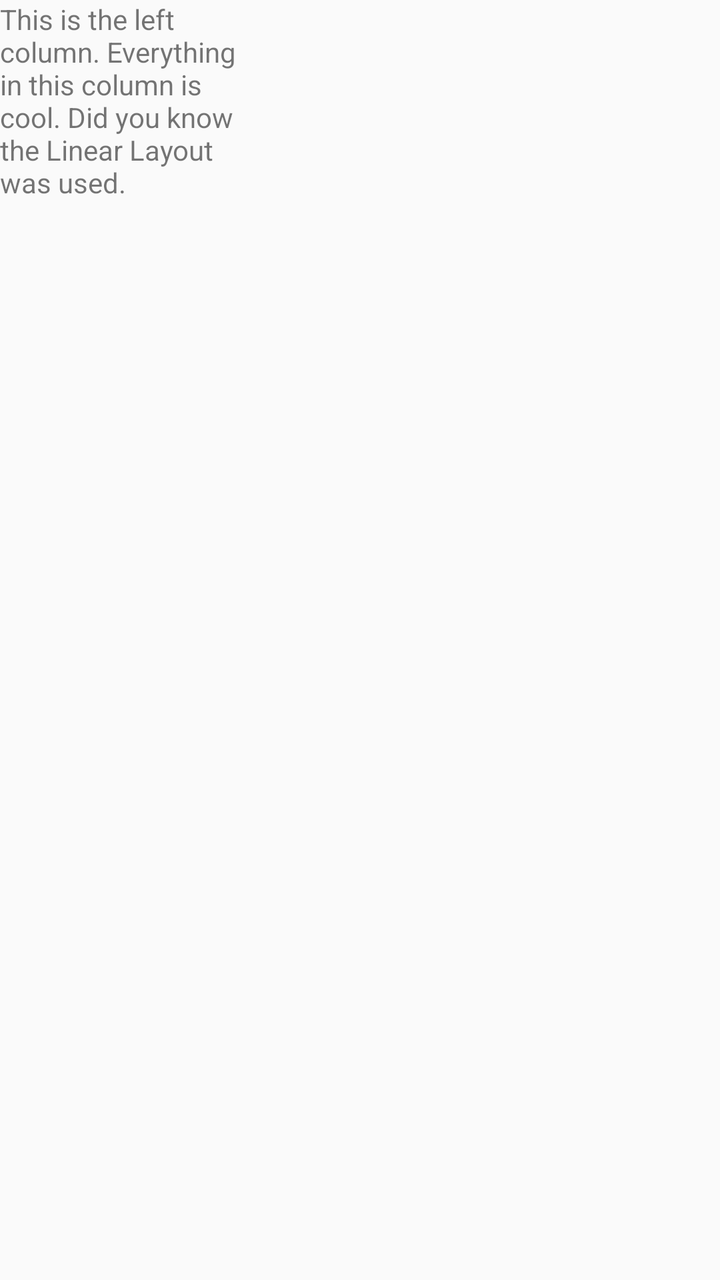
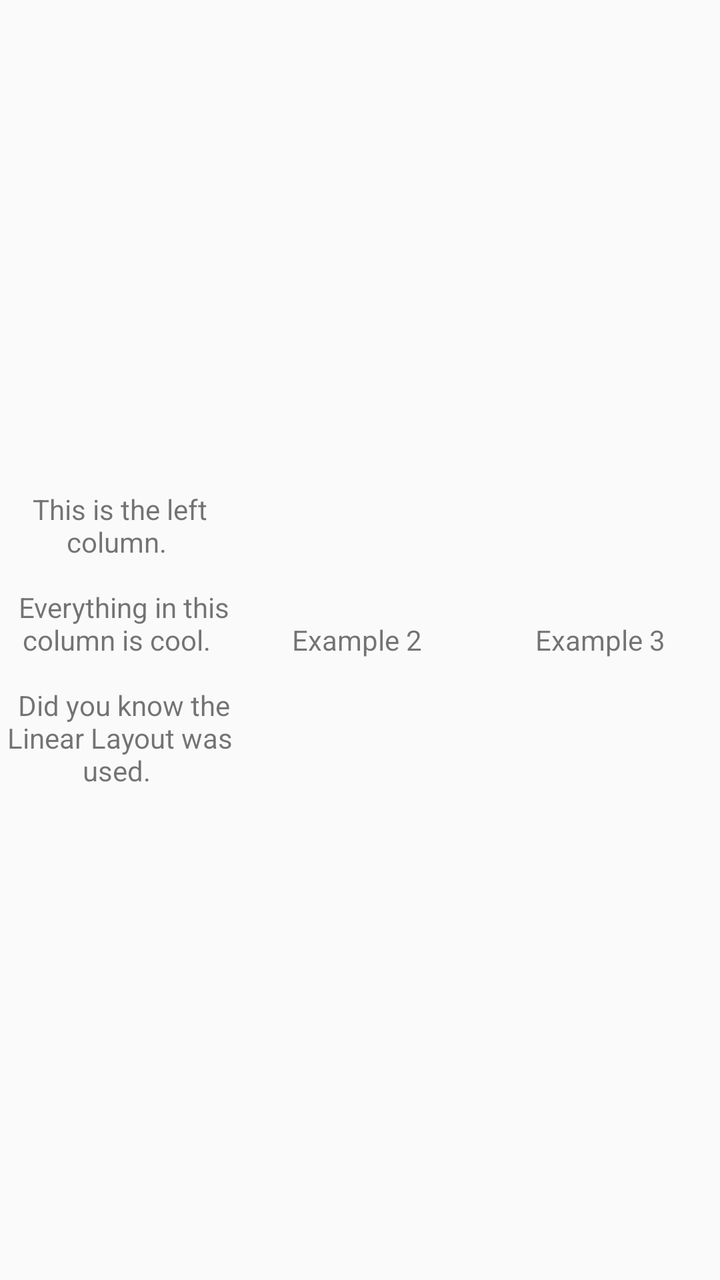

Screens rendered from an Android XML layout before and after an edit, with the pre-edit source and the edit as a unified diff.
<!-- AndroidManifest.xml: activity theme Theme.ParkMark -->
<!-- res/layout/activity_main.xml -->
<?xml version="1.0" encoding="utf-8"?>
<LinearLayout xmlns:android="http://schemas.android.com/apk/res/android"
    android:layout_width="match_parent"
    android:layout_height="match_parent"
    android:orientation="horizontal">

    <LinearLayout
        android:layout_width="0dp"
        android:layout_height="match_parent"
        android:layout_weight="1"
        android:orientation="vertical">

        <LinearLayout
            android:layout_width="match_parent"
            android:layout_height="match_parent"
            android:orientation="vertical">

            <TextView
                android:id="@+id/textView4"
                android:layout_width="match_parent"
                android:layout_height="365dp"
                android:layout_gravity="center_horizontal|center_vertical"
                android:text="This is the left column. Everything in this column is cool. Did you know the Linear Layout was used. " />

        </LinearLayout>
    </LinearLayout>

    <LinearLayout
        android:layout_width="0dp"
        android:layout_height="match_parent"
        android:layout_weight="1"
        android:orientation="vertical">

        <LinearLayout
            android:layout_width="match_parent"
            android:layout_height="match_parent"
            android:orientation="vertical"></LinearLayout>
    </LinearLayout>

    <LinearLayout
        android:layout_width="0dp"
        android:layout_height="match_parent"
        android:layout_weight="1"
        android:orientation="vertical"></LinearLayout>

</LinearLayout>
<!-- resources referenced by this layout -->
<resources>
  <style name="Theme.ParkMark" parent="android:Theme.Material.Light.NoActionBar" />
</resources>

<!-- the commit's change to res/layout/activity_main.xml (unified diff, before → after) -->
@@ -18,9 +18,9 @@
             <TextView
                 android:id="@+id/textView4"
                 android:layout_width="match_parent"
-                android:layout_height="365dp"
-                android:layout_gravity="center_horizontal|center_vertical"
-                android:text="This is the left column. Everything in this column is cool. Did you know the Linear Layout was used. " />
+                android:layout_height="match_parent"
+                android:gravity="center"
+                android:text="This is the left column. \n\n Everything in this column is cool. \n\n Did you know the Linear Layout was used. " />
 
         </LinearLayout>
     </LinearLayout>
@@ -34,13 +34,29 @@
         <LinearLayout
             android:layout_width="match_parent"
             android:layout_height="match_parent"
-            android:orientation="vertical"></LinearLayout>
+            android:orientation="vertical">
+
+            <TextView
+                android:id="@+id/textView7"
+                android:layout_width="match_parent"
+                android:layout_height="match_parent"
+                android:gravity="center"
+                android:text="Example 2 " />
+        </LinearLayout>
     </LinearLayout>
 
     <LinearLayout
         android:layout_width="0dp"
         android:layout_height="match_parent"
         android:layout_weight="1"
-        android:orientation="vertical"></LinearLayout>
+        android:orientation="vertical">
+
+        <TextView
+            android:id="@+id/textView9"
+            android:layout_width="match_parent"
+            android:layout_height="match_parent"
+            android:gravity="center"
+            android:text="Example 3" />
+    </LinearLayout>
 
 </LinearLayout>
